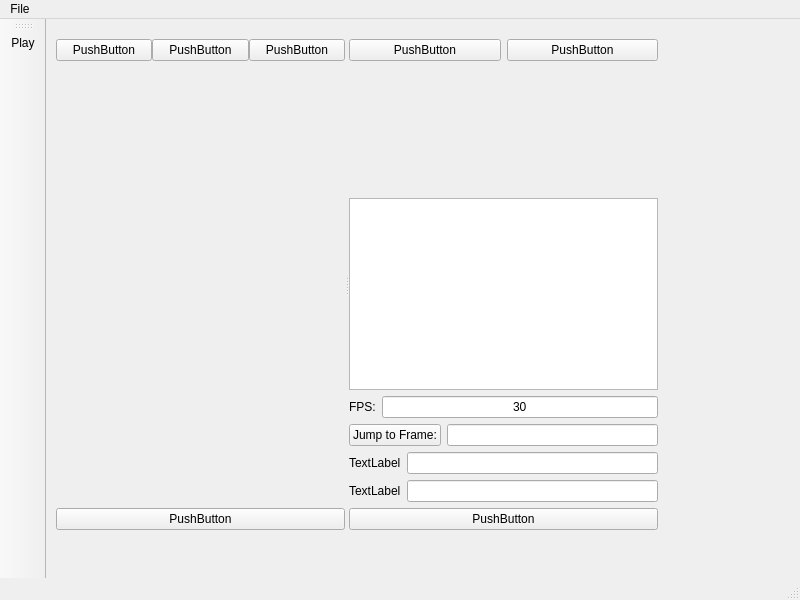
Old version of the form application/mainwindow.ui in the repository kevinhartyanyi/BSC-Thesis.
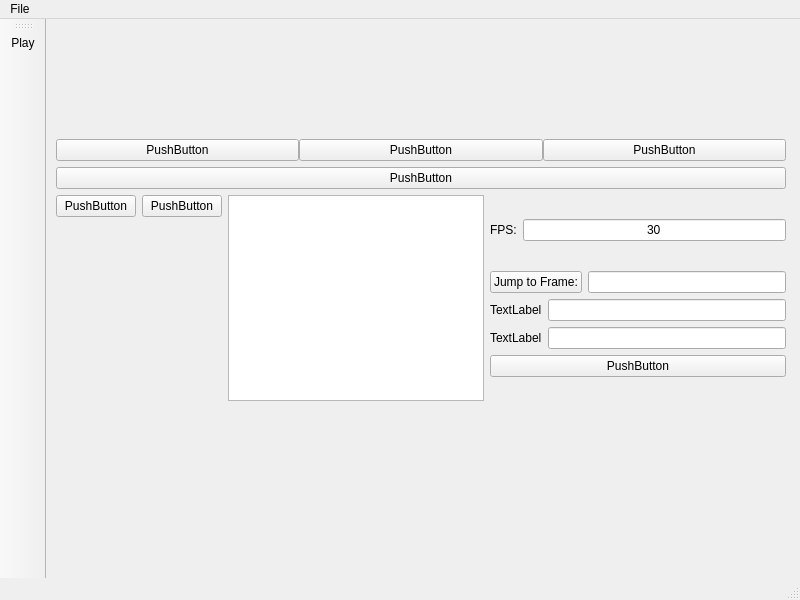
New version of the form.

```diff
--- a/application/mainwindow.ui
+++ b/application/mainwindow.ui
@@ -14,19 +14,17 @@
    <string>MainWindow</string>
   </property>
   <widget class="QWidget" name="centralwidget">
-   <widget class="QSplitter" name="splitter">
+   <widget class="QWidget" name="">
     <property name="geometry">
      <rect>
       <x>10</x>
-      <y>20</y>
-      <width>602</width>
-      <height>491</height>
+      <y>120</y>
+      <width>730</width>
+      <height>262</height>
      </rect>
     </property>
-    <property name="orientation">
-     <enum>Qt::Horizontal</enum>
-    </property>
-    <widget class="QWidget" name="layoutWidget">
+    <layout class="QVBoxLayout" name="verticalLayout_5">
+     <item>
      <layout class="QVBoxLayout" name="layout_vid">
       <item>
        <layout class="QHBoxLayout" name="horizontalLayout_3">
@@ -62,9 +60,6 @@
         </item>
        </layout>
       </item>
-      <item>
-       <widget class="QWidget" name="widget" native="true"/>
-      </item>
       <item>
        <widget class="QPushButton" name="b_video_down">
         <property name="text">
@@ -73,11 +68,9 @@
        </widget>
       </item>
      </layout>
-    </widget>
-    <widget class="QWidget" name="layoutWidget">
-     <layout class="QVBoxLayout" name="verticalLayout_7">
+     </item>
       <item>
-       <layout class="QVBoxLayout" name="verticalLayout_6">
+      <layout class="QHBoxLayout" name="horizontalLayout_7">
         <item>
          <layout class="QVBoxLayout" name="verticalLayout_2">
           <item>
@@ -114,8 +107,6 @@
          </layout>
         </item>
         <item>
-         <layout class="QVBoxLayout" name="verticalLayout">
-          <item>
            <widget class="QListWidget" name="lw_data">
             <property name="sizePolicy">
              <sizepolicy hsizetype="Preferred" vsizetype="Preferred">
@@ -126,6 +117,8 @@
            </widget>
           </item>
           <item>
+        <layout class="QVBoxLayout" name="verticalLayout">
+         <item>
            <layout class="QHBoxLayout" name="horizontalLayout_2">
             <item>
              <widget class="QLabel" name="l_fps">
@@ -149,10 +142,6 @@
             </item>
            </layout>
           </item>
-         </layout>
-        </item>
-       </layout>
-      </item>
       <item>
        <layout class="QVBoxLayout" name="verticalLayout_4">
         <item>
@@ -211,7 +200,10 @@
        </layout>
       </item>
      </layout>
-    </widget>
+       </item>
+      </layout>
+     </item>
+    </layout>
    </widget>
   </widget>
   <widget class="QMenuBar" name="menubar">
```
Left out of the diff: 2 changed lines with no effect on the pictures. Lines whose indentation alone changed are shown as unchanged.
